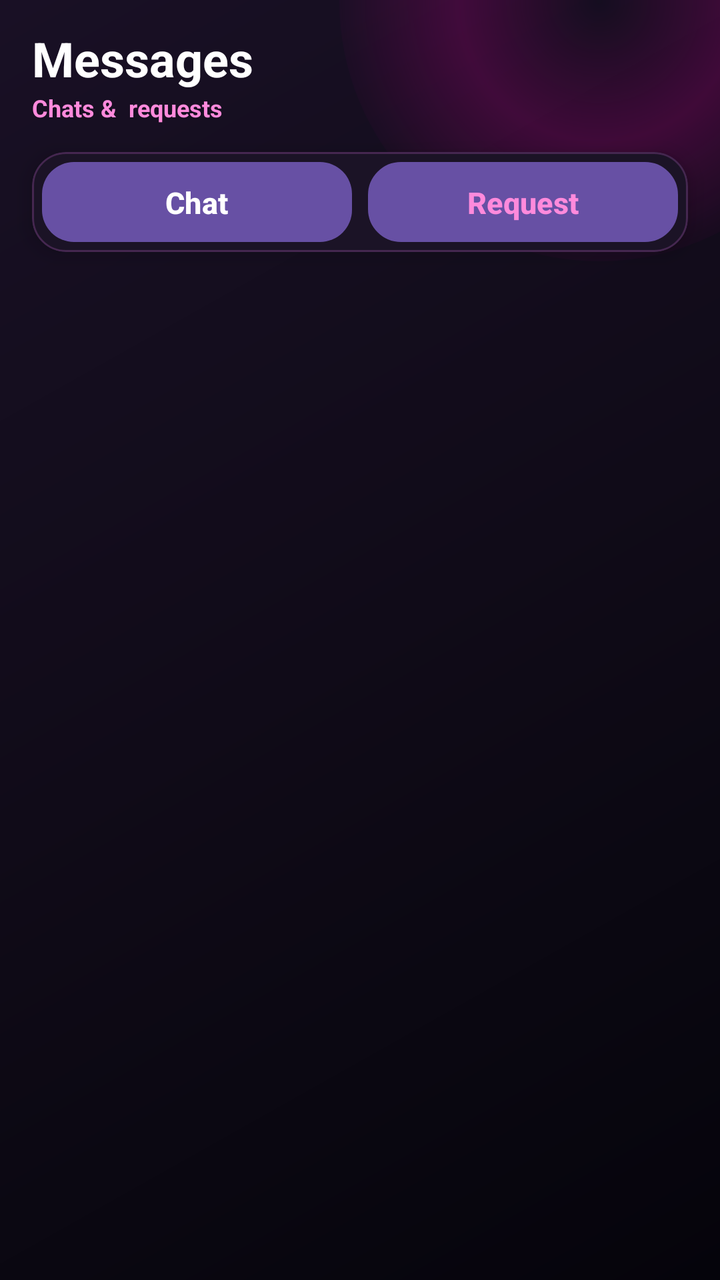
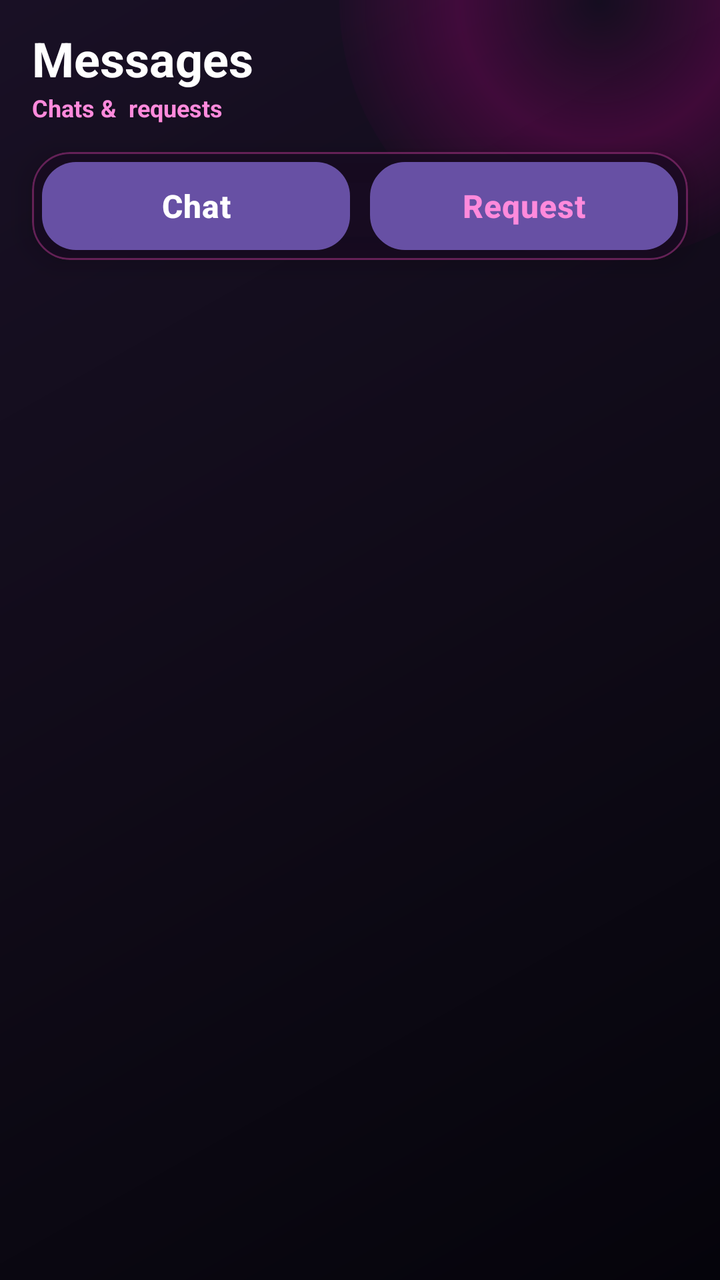

An Android layout rendered at two revisions. The XML below is the earlier revision; the diff shows what the commit changed to produce the second picture.
<!-- AndroidManifest.xml: application theme Theme.Instagram -->
<!-- res/layout/activity_messenger.xml -->
<?xml version="1.0" encoding="utf-8"?>
<androidx.constraintlayout.widget.ConstraintLayout xmlns:android="http://schemas.android.com/apk/res/android"
    xmlns:app="http://schemas.android.com/apk/res-auto"
    xmlns:tools="http://schemas.android.com/tools"
    android:id="@+id/messengerRoot"
    android:layout_width="match_parent"
    android:layout_height="match_parent"
    android:background="@drawable/bg_social_home"
    android:fitsSystemWindows="true">

    
    <View
        android:layout_width="260dp"
        android:layout_height="260dp"
        android:layout_marginTop="-130dp"
        android:layout_marginEnd="-70dp"
        android:alpha="0.65"
        android:background="@drawable/bg_pink_glow"
        app:layout_constraintEnd_toEndOf="parent"
        app:layout_constraintTop_toTopOf="parent" />

    
    <LinearLayout
        android:id="@+id/messengerHeader"
        android:layout_width="0dp"
        android:layout_height="58dp"
        android:layout_marginStart="16dp"
        android:layout_marginTop="10dp"
        android:layout_marginEnd="16dp"
        android:gravity="center_vertical"
        android:orientation="horizontal"
        app:layout_constraintEnd_toEndOf="parent"
        app:layout_constraintStart_toStartOf="parent"
        app:layout_constraintTop_toTopOf="parent">

        <LinearLayout
            android:layout_width="0dp"
            android:layout_height="wrap_content"
            android:layout_weight="1"
            android:orientation="vertical">

            <TextView
                android:id="@+id/messengerTitle"
                android:layout_width="wrap_content"
                android:layout_height="wrap_content"
                android:includeFontPadding="false"
                android:text="Messages"
                android:textColor="#FFFFFF"
                android:textSize="24sp"
                android:textStyle="bold" />

            <TextView
                android:id="@+id/messengerSubtitle"
                android:layout_width="wrap_content"
                android:layout_height="wrap_content"
                android:layout_marginTop="3dp"
                android:includeFontPadding="false"
                android:text="Chats &amp;  requests"
                android:textColor="#FF8ADC"
                android:textSize="12sp"
                android:textStyle="bold" />

        </LinearLayout>

    </LinearLayout>

    
    <com.google.android.material.card.MaterialCardView
        android:id="@+id/messengerTabsCard"
        android:layout_width="0dp"
        android:layout_height="50dp"
        android:layout_marginStart="16dp"
        android:layout_marginTop="8dp"
        android:layout_marginEnd="16dp"
        app:cardBackgroundColor="#1B1326"
        app:cardCornerRadius="17dp"
        app:cardElevation="6dp"
        app:strokeColor="#452750"
        app:strokeWidth="1dp"
        app:layout_constraintEnd_toEndOf="parent"
        app:layout_constraintStart_toStartOf="parent"
        app:layout_constraintTop_toBottomOf="@id/messengerHeader">

        <LinearLayout
            android:layout_width="match_parent"
            android:layout_height="match_parent"
            android:gravity="center"
            android:orientation="horizontal"
            android:padding="5dp">

            <Button
                android:id="@+id/Chat"
                android:layout_width="0dp"
                android:layout_height="match_parent"
                android:layout_marginEnd="4dp"
                android:layout_weight="1"
                android:background="@drawable/bg_messenger_tab_selected"
                android:stateListAnimator="@null"
                android:text="Chat"
                android:textAllCaps="false"
                android:textColor="#FFFFFF"
                android:textSize="15sp"
                android:textStyle="bold" />

            <Button
                android:id="@+id/RequestAdd"
                android:layout_width="0dp"
                android:layout_height="match_parent"
                android:layout_marginStart="4dp"
                android:layout_weight="1"
                android:background="@drawable/bg_messenger_tab_unselected"
                android:stateListAnimator="@null"
                android:text="Request"
                android:textAllCaps="false"
                android:textColor="#FF8ADC"
                android:textSize="15sp"
                android:textStyle="bold" />

        </LinearLayout>

    </com.google.android.material.card.MaterialCardView>

    
    <FrameLayout
        android:id="@+id/fragmentMessenger"
        android:layout_width="0dp"
        android:layout_height="0dp"
        android:layout_marginTop="6dp"
        android:clipToPadding="false"
        app:layout_constraintBottom_toBottomOf="parent"
        app:layout_constraintEnd_toEndOf="parent"
        app:layout_constraintStart_toStartOf="parent"
        app:layout_constraintTop_toBottomOf="@id/messengerTabsCard" />

</androidx.constraintlayout.widget.ConstraintLayout>
<!-- resources referenced by this layout -->
<resources>
  <!-- drawable bg_messenger_tab_selected (drawable) -->
  <?xml version="1.0" encoding="utf-8"?>
  <selector xmlns:android="http://schemas.android.com/apk/res/android">
  
      <item android:state_pressed="true">
          <shape>
              <solid android:color="#B90083" />
              <corners android:radius="16dp" />
          </shape>
      </item>
  
      <item>
          <shape>
              <gradient
                  android:angle="0"
                  android:startColor="#DE019C"
                  android:endColor="#FF4FC3" />
              <corners android:radius="16dp" />
          </shape>
      </item>
  
  </selector>
  <!-- drawable bg_messenger_tab_unselected (drawable) -->
  <?xml version="1.0" encoding="utf-8"?>
  <selector xmlns:android="http://schemas.android.com/apk/res/android">
  
      <item android:state_pressed="true">
          <shape>
              <solid android:color="#2B1633" />
              <corners android:radius="16dp" />
              <stroke
                  android:width="1dp"
                  android:color="#B83B91" />
          </shape>
      </item>
  
      <item>
          <shape>
              <solid android:color="#24172E" />
              <corners android:radius="16dp" />
              <stroke
                  android:width="1dp"
                  android:color="#452750" />
          </shape>
      </item>
  
  </selector>
  <!-- drawable bg_pink_glow (drawable) -->
  <?xml version="1.0" encoding="utf-8"?>
  <shape xmlns:android="http://schemas.android.com/apk/res/android"
      android:shape="oval">
  
      <gradient
          android:type="radial"
          android:gradientRadius="140dp"
          android:centerColor="#55DE019C"
          android:endColor="#00000000" />
  
  </shape>
  <!-- drawable bg_social_home (drawable) -->
  <?xml version="1.0" encoding="utf-8"?>
  <shape xmlns:android="http://schemas.android.com/apk/res/android">
  
      <gradient
          android:angle="135"
          android:startColor="#05040B"
          android:centerColor="#100B18"
          android:endColor="#191025" />
  
  </shape>
  <style name="Theme.Instagram" parent="Base.Theme.Instagram" />
  <style name="Base.Theme.Instagram" parent="Theme.Material3.DayNight.NoActionBar">
          
          
      </style>
</resources>

<!-- the commit's change to res/layout/activity_messenger.xml (unified diff, before → after) -->
@@ -68,14 +68,14 @@
     <com.google.android.material.card.MaterialCardView
         android:id="@+id/messengerTabsCard"
         android:layout_width="0dp"
-        android:layout_height="50dp"
+        android:layout_height="54dp"
         android:layout_marginStart="16dp"
         android:layout_marginTop="8dp"
         android:layout_marginEnd="16dp"
-        app:cardBackgroundColor="#1B1326"
-        app:cardCornerRadius="17dp"
-        app:cardElevation="6dp"
-        app:strokeColor="#452750"
+        app:cardBackgroundColor="#B8180A22"
+        app:cardCornerRadius="19dp"
+        app:cardElevation="8dp"
+        app:strokeColor="#55FF4FC3"
         app:strokeWidth="1dp"
         app:layout_constraintEnd_toEndOf="parent"
         app:layout_constraintStart_toStartOf="parent"
@@ -92,28 +92,30 @@
                 android:id="@+id/Chat"
                 android:layout_width="0dp"
                 android:layout_height="match_parent"
-                android:layout_marginEnd="4dp"
+                android:layout_marginEnd="5dp"
                 android:layout_weight="1"
                 android:background="@drawable/bg_messenger_tab_selected"
+                android:letterSpacing="0.02"
                 android:stateListAnimator="@null"
                 android:text="Chat"
                 android:textAllCaps="false"
                 android:textColor="#FFFFFF"
-                android:textSize="15sp"
+                android:textSize="16sp"
                 android:textStyle="bold" />
 
             <Button
                 android:id="@+id/RequestAdd"
                 android:layout_width="0dp"
                 android:layout_height="match_parent"
-                android:layout_marginStart="4dp"
+                android:layout_marginStart="5dp"
                 android:layout_weight="1"
                 android:background="@drawable/bg_messenger_tab_unselected"
+                android:letterSpacing="0.02"
                 android:stateListAnimator="@null"
                 android:text="Request"
                 android:textAllCaps="false"
                 android:textColor="#FF8ADC"
-                android:textSize="15sp"
+                android:textSize="16sp"
                 android:textStyle="bold" />
 
         </LinearLayout>
<!-- resource entries referenced after the edit -->
@@ -1,48 +1,31 @@
 <!-- resources referenced by this layout -->
 <resources>
-  <!-- drawable bg_messenger_tab_selected (drawable) -->
-  <?xml version="1.0" encoding="utf-8"?>
-  <selector xmlns:android="http://schemas.android.com/apk/res/android">
-  
-      <item android:state_pressed="true">
-          <shape>
-              <solid android:color="#B90083" />
-              <corners android:radius="16dp" />
-          </shape>
-      </item>
-  
-      <item>
-          <shape>
-              <gradient
-                  android:angle="0"
-                  android:startColor="#DE019C"
-                  android:endColor="#FF4FC3" />
-              <corners android:radius="16dp" />
-          </shape>
-      </item>
-  
-  </selector>
+  <!-- drawable bg_messenger_tab_selected: vector/xml drawable (drawable, 2575 chars, omitted) -->
   <!-- drawable bg_messenger_tab_unselected (drawable) -->
   <?xml version="1.0" encoding="utf-8"?>
   <selector xmlns:android="http://schemas.android.com/apk/res/android">
   
       <item android:state_pressed="true">
           <shape>
-              <solid android:color="#2B1633" />
-              <corners android:radius="16dp" />
+              <corners android:radius="17dp" />
+              <solid android:color="#24112C" />
               <stroke
-                  android:width="1dp"
-                  android:color="#B83B91" />
+                  android:width="1.5dp"
+                  android:color="#AAFF4FC3" />
           </shape>
       </item>
   
       <item>
           <shape>
-              <solid android:color="#24172E" />
-              <corners android:radius="16dp" />
+              <corners android:radius="17dp" />
+              <gradient
+                  android:angle="135"
+                  android:startColor="#21102B"
+                  android:centerColor="#18101F"
+                  android:endColor="#142033" />
               <stroke
                   android:width="1dp"
-                  android:color="#452750" />
+                  android:color="#5B255D" />
           </shape>
       </item>
   
